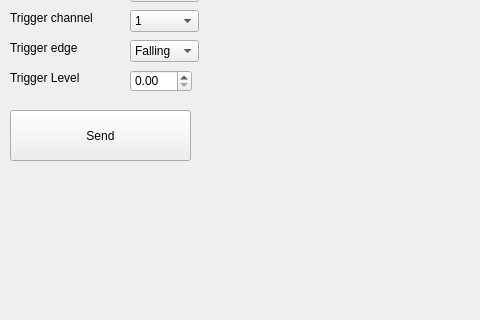
The window that Oscilloscope_App/MainWindow.ui (wierzba100/raspberry-pi-pico-oscilloscope) describes before a commit, drawn with Qt 5; both pictures show x 0 to 480 and y 150 to 470 of the 1293 by 671 pixel window.
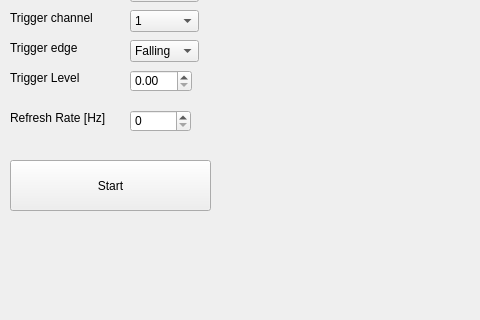
The same window after the commit.

```diff
--- a/Oscilloscope_App/MainWindow.ui
+++ b/Oscilloscope_App/MainWindow.ui
@@ -41,13 +41,13 @@
     <property name="geometry">
      <rect>
       <x>10</x>
-      <y>260</y>
-      <width>181</width>
+      <y>310</y>
+      <width>201</width>
       <height>51</height>
      </rect>
     </property>
     <property name="text">
-     <string>Send</string>
+     <string>Start</string>
     </property>
    </widget>
    <widget class="QComboBox" name="modeCmbBox">
@@ -244,6 +244,32 @@
     </property>
     <layout class="QHBoxLayout" name="horizontalLayout"/>
    </widget>
+   <widget class="QSpinBox" name="spinBoxfrequency">
+    <property name="geometry">
+     <rect>
+      <x>130</x>
+      <y>260</y>
+      <width>61</width>
+      <height>22</height>
+     </rect>
+    </property>
+    <property name="maximum">
+     <number>1000</number>
+    </property>
+   </widget>
+   <widget class="QLabel" name="label_7">
+    <property name="geometry">
+     <rect>
+      <x>10</x>
+      <y>260</y>
+      <width>101</width>
+      <height>16</height>
+     </rect>
+    </property>
+    <property name="text">
+     <string>Refresh Rate [Hz]</string>
+    </property>
+   </widget>
   </widget>
   <widget class="QMenuBar" name="menubar">
    <property name="geometry">
```
